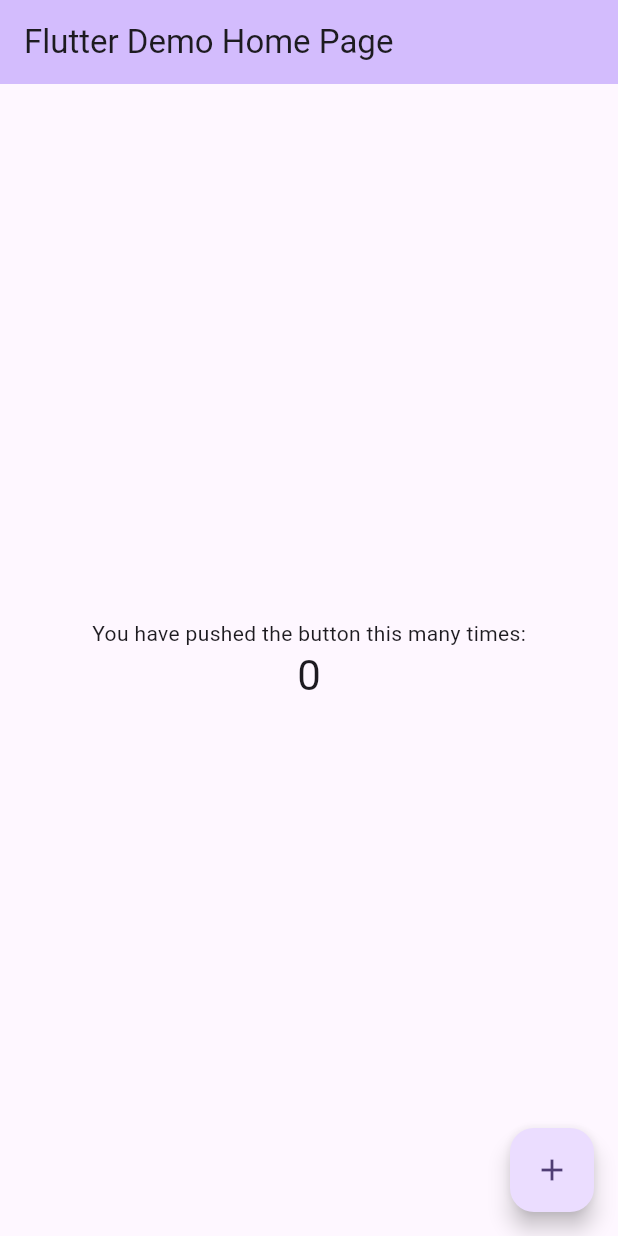
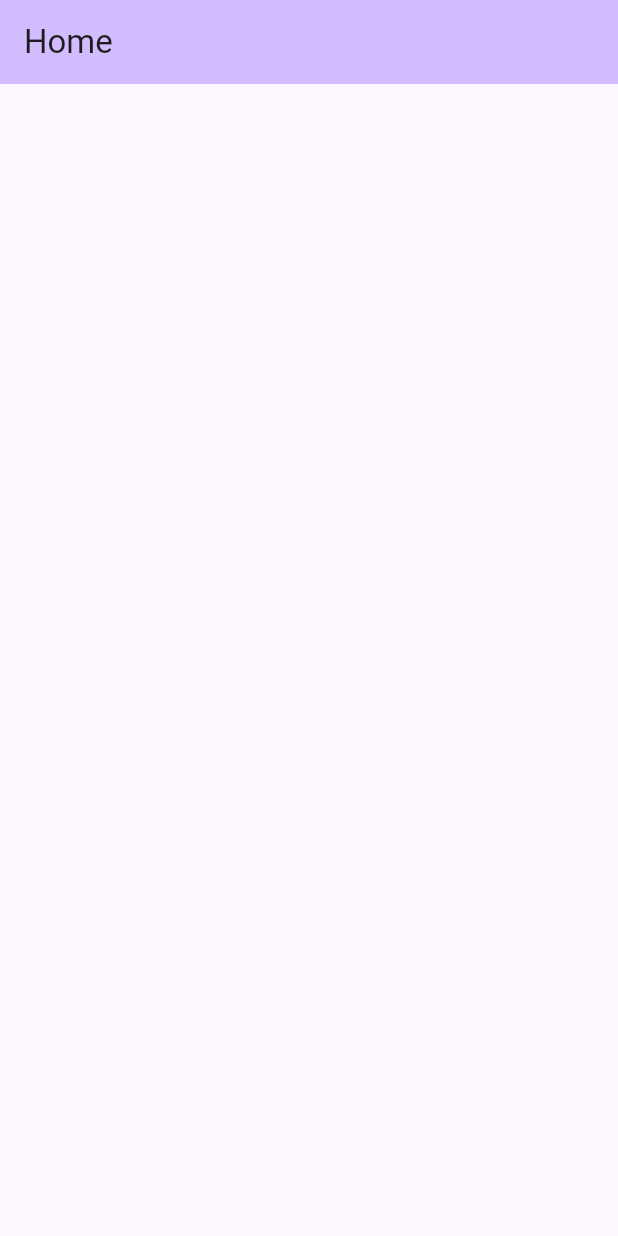
Before and after one commit to mari-arujjo/APP-CAS-Natal, a Flutter app: the screen it shows after launch, on a phone screen of 412 x 824 dp. Run offline on Flutter 3.47's test engine with Material 3 defaults, Android fonts, the phone set to English and light mode, and no system bars.

Commit message:
organizando pastas e docs

```diff
--- /dev/null
+++ b/lib/app_widget.dart
@@ -0,0 +1,18 @@
+import 'package:app_cas_natal/home_page.dart';
+import 'package:flutter/material.dart';
+
+class AppWidget extends StatelessWidget {
+  const AppWidget({super.key});
+
+  // This widget is the root of your application.
+  @override
+  Widget build(BuildContext context) {
+    return MaterialApp(
+      title: 'Flutter Demo',
+      theme: ThemeData(
+        colorScheme: ColorScheme.fromSeed(seedColor: Colors.deepPurple),
+      ),
+      home: const MyHomePage(),
+    );
+  }
+}
--- /dev/null
+++ b/lib/home_page.dart
@@ -0,0 +1,23 @@
+import 'package:flutter/material.dart';
+
+class MyHomePage extends StatefulWidget {
+  const MyHomePage({super.key});
+
+  @override
+  State<MyHomePage> createState() => _MyHomePageState();
+}
+
+class _MyHomePageState extends State<MyHomePage> {
+  @override
+  Widget build(BuildContext context) {
+    return Scaffold(
+      appBar: AppBar(
+        backgroundColor: Theme.of(context).colorScheme.inversePrimary,
+        title: Text('Home'),
+      ),
+      body: Center(child: Column(children: [
+          ],
+        )),
+    );
+  }
+}
--- a/lib/main.dart
+++ b/lib/main.dart
@@ -1,122 +1,6 @@
+import 'package:app_cas_natal/app_widget.dart';
 import 'package:flutter/material.dart';
 
 void main() {
-  runApp(const MyApp());
+  runApp(const AppWidget());
 }
-
-class MyApp extends StatelessWidget {
-  const MyApp({super.key});
-
-  // This widget is the root of your application.
-  @override
-  Widget build(BuildContext context) {
-    return MaterialApp(
-      title: 'Flutter Demo',
-      theme: ThemeData(
-        // This is the theme of your application.
-        //
-        // TRY THIS: Try running your application with "flutter run". You'll see
-        // the application has a purple toolbar. Then, without quitting the app,
-        // try changing the seedColor in the colorScheme below to Colors.green
-        // and then invoke "hot reload" (save your changes or press the "hot
-        // reload" button in a Flutter-supported IDE, or press "r" if you used
-        // the command line to start the app).
-        //
-        // Notice that the counter didn't reset back to zero; the application
-        // state is not lost during the reload. To reset the state, use hot
-        // restart instead.
-        //
-        // This works for code too, not just values: Most code changes can be
-        // tested with just a hot reload.
-        colorScheme: ColorScheme.fromSeed(seedColor: Colors.deepPurple),
-      ),
-      home: const MyHomePage(title: 'Flutter Demo Home Page'),
-    );
-  }
-}
-
-class MyHomePage extends StatefulWidget {
-  const MyHomePage({super.key, required this.title});
-
-  // This widget is the home page of your application. It is stateful, meaning
-  // that it has a State object (defined below) that contains fields that affect
-  // how it looks.
-
-  // This class is the configuration for the state. It holds the values (in this
-  // case the title) provided by the parent (in this case the App widget) and
-  // used by the build method of the State. Fields in a Widget subclass are
-  // always marked "final".
-
-  final String title;
-
-  @override
-  State<MyHomePage> createState() => _MyHomePageState();
-}
-
-class _MyHomePageState extends State<MyHomePage> {
-  int _counter = 0;
-
-  void _incrementCounter() {
-    setState(() {
-      // This call to setState tells the Flutter framework that something has
-      // changed in this State, which causes it to rerun the build method below
-      // so that the display can reflect the updated values. If we changed
-      // _counter without calling setState(), then the build method would not be
-      // called again, and so nothing would appear to happen.
-      _counter++;
-    });
-  }
-
-  @override
-  Widget build(BuildContext context) {
-    // This method is rerun every time setState is called, for instance as done
-    // by the _incrementCounter method above.
-    //
-    // The Flutter framework has been optimized to make rerunning build methods
-    // fast, so that you can just rebuild anything that needs updating rather
-    // than having to individually change instances of widgets.
-    return Scaffold(
-      appBar: AppBar(
-        // TRY THIS: Try changing the color here to a specific color (to
-        // Colors.amber, perhaps?) and trigger a hot reload to see the AppBar
-        // change color while the other colors stay the same.
-        backgroundColor: Theme.of(context).colorScheme.inversePrimary,
-        // Here we take the value from the MyHomePage object that was created by
-        // the App.build method, and use it to set our appbar title.
-        title: Text(widget.title),
-      ),
-      body: Center(
-        // Center is a layout widget. It takes a single child and positions it
-        // in the middle of the parent.
-        child: Column(
-          // Column is also a layout widget. It takes a list of children and
-          // arranges them vertically. By default, it sizes itself to fit its
-          // children horizontally, and tries to be as tall as its parent.
-          //
-          // Column has various properties to control how it sizes itself and
-          // how it positions its children. Here we use mainAxisAlignment to
-          // center the children vertically; the main axis here is the vertical
-          // axis because Columns are vertical (the cross axis would be
-          // horizontal).
-          //
-          // TRY THIS: Invoke "debug painting" (choose the "Toggle Debug Paint"
-          // action in the IDE, or press "p" in the console), to see the
-          // wireframe for each widget.
-          mainAxisAlignment: MainAxisAlignment.center,
-          children: <Widget>[
-            const Text('You have pushed the button this many times:'),
-            Text(
-              '$_counter',
-              style: Theme.of(context).textTheme.headlineMedium,
-            ),
-          ],
-        ),
-      ),
-      floatingActionButton: FloatingActionButton(
-        onPressed: _incrementCounter,
-        tooltip: 'Increment',
-        child: const Icon(Icons.add),
-      ), // This trailing comma makes auto-formatting nicer for build methods.
-    );
-  }
-}
```
Also changed, not shown: 1 other file.
